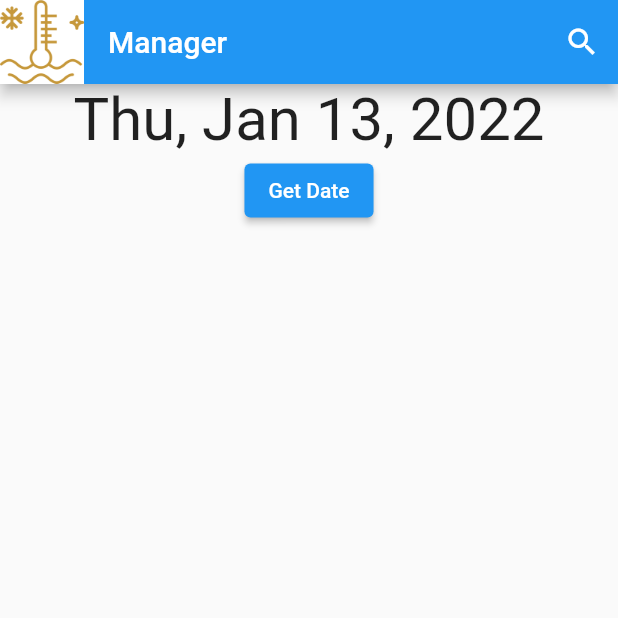
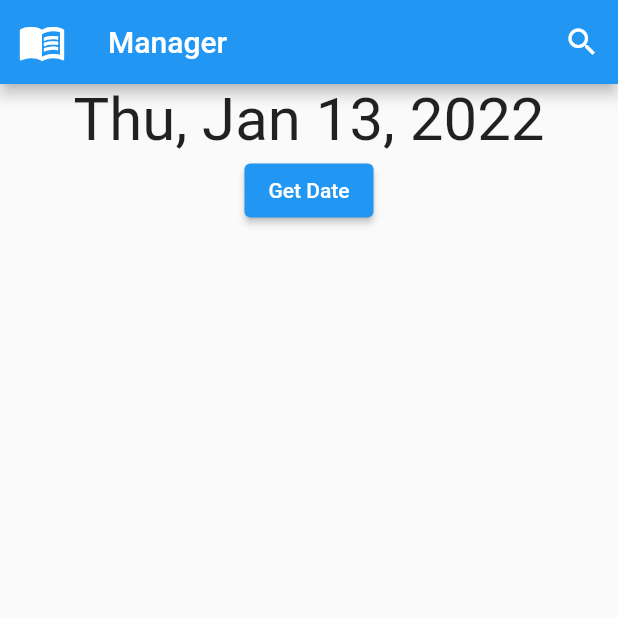
Before and after one commit to aalhendi/manager, a Flutter app: the screen it shows after launch, on a phone screen of 412 x 824 dp, the top half of it. Run offline on Flutter 3.47's test engine with Material 2 defaults, Android fonts, the light colour scheme and no system bars; our stand-ins replace flutter_colorpicker, flutter_slidable, sqflite, syncfusion_flutter_calendar; accounts and stored records are empty.

Commit message:
Changed Logo

```diff
--- a/app/lib/view/home.dart
+++ b/app/lib/view/home.dart
@@ -49,7 +49,12 @@ class _HomeState extends State<Home> {
       appBar: AppBar(
         title: const Text("Manager"),
         backgroundColor: Theme.of(context).colorScheme.primary,
-        leading: Image.asset("images/logo.png"),
+        // leading: Image.asset("images/logo.png"),
+        //TODO: App logo
+        leading: const Icon(
+          Icons.menu_book,
+          size: 32,
+        ),
         actions: [
           IconButton(
               onPressed: () => {
--- a/app/lib/view/todo_page.dart
+++ b/app/lib/view/todo_page.dart
@@ -86,6 +86,7 @@ class _TodoPageState extends State<TodoPage> {
       ];
     }
 
+    //TODO: Better card design
     Widget buildTodoCard({
       required Todo todo,
       required int index,
```
